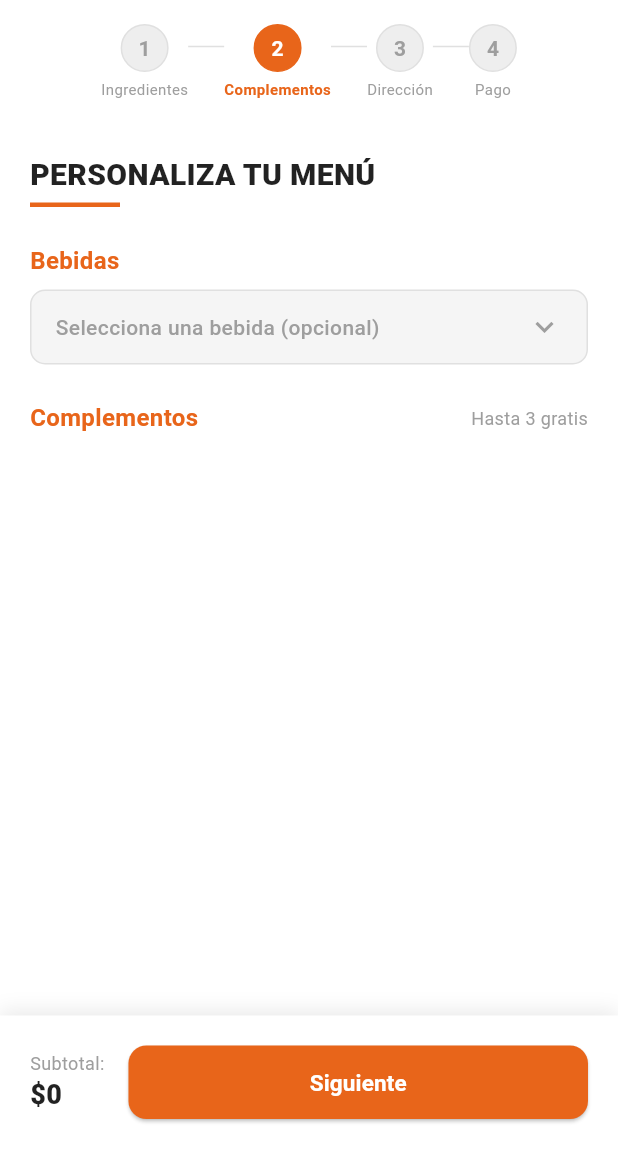
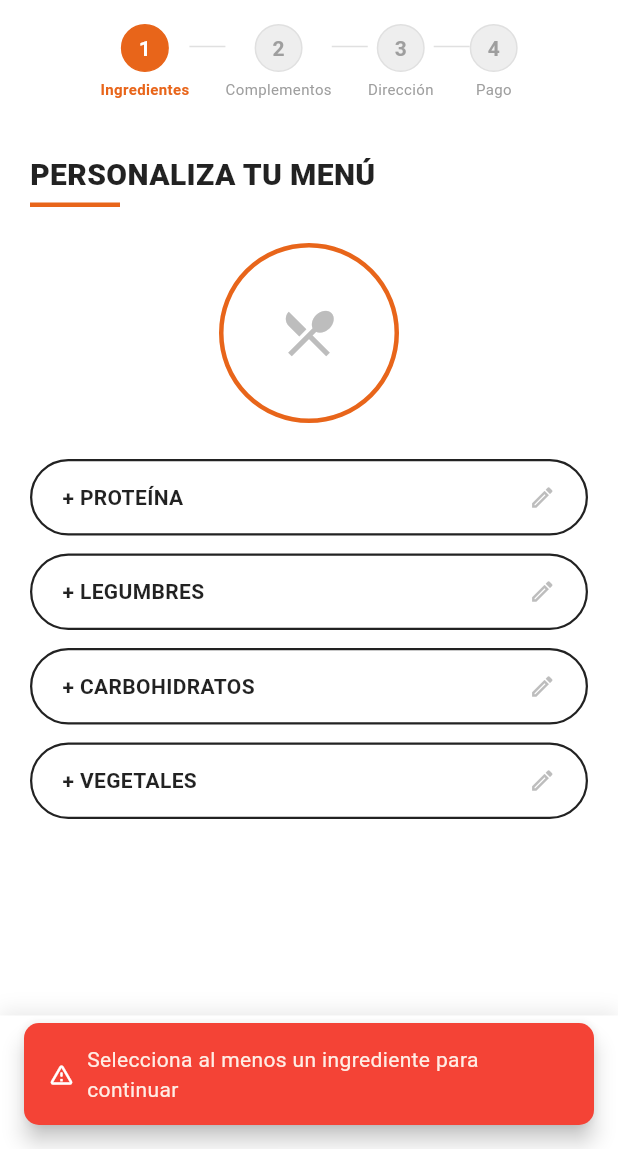
Before and after one commit to JL0777/proyecto_movil_backend_flutter, a Flutter app: the Paso1IngredientesScreen screen opened directly with empty values, after a tap on "Siguiente", on a phone screen of 412 x 824 dp, the part 87-1236 px from its top. Run offline on Flutter 3.47's test engine with Material 3 defaults, Android fonts, the light colour scheme and no system bars; our stand-ins replace image_picker, shared_preferences; accounts and stored records are empty; network calls fail.

Commit message:
Crasheos corregidos

```diff
--- a/frontend_flutter/lib/core/config/app_config.dart
+++ b/frontend_flutter/lib/core/config/app_config.dart
@@ -1,3 +1,3 @@
 class AppConfig {
-  static const String baseUrl = 'http://10.0.2.2:3000/api';
+  static const String baseUrl = 'http://192.168.0.11:3000/api';
 }
--- a/frontend_flutter/lib/screens/cliente/home/personalizar/paso1_ingredientes_screen.dart
+++ b/frontend_flutter/lib/screens/cliente/home/personalizar/paso1_ingredientes_screen.dart
@@ -129,13 +129,11 @@ class _Paso1IngredientesScreenState extends State<Paso1IngredientesScreen> {
           const SizedBox(height: 16),
           Text(
             _labels[tipo] ?? tipo,
-            style: const TextStyle(
-              fontSize: 16,
-              fontWeight: FontWeight.w700,
-            ),
+            style: const TextStyle(fontSize: 16, fontWeight: FontWeight.w700),
           ),
           const SizedBox(height: 8),
-          ...opciones.map((op) => ListTile(
+          ...opciones.map(
+            (op) => ListTile(
               title: Text(op['nombre']),
               subtitle: Text(
                 op['cantidad'] != null
@@ -153,7 +151,8 @@ class _Paso1IngredientesScreenState extends State<Paso1IngredientesScreen> {
                 nav.pop();
                 _mostrarEditorCantidad(tipo, op);
               },
-              )),
+            ),
+          ),
           const SizedBox(height: 16),
         ],
       ),
@@ -165,8 +164,7 @@ class _Paso1IngredientesScreenState extends State<Paso1IngredientesScreen> {
         ? double.parse(op['cantidad'].toString())
         : 0.0;
     final precioBase = double.parse(op['precio'].toString());
-    final precioPorGramo =
-        cantidadBase > 0 ? precioBase / cantidadBase : 0.0;
+    final precioPorGramo = cantidadBase > 0 ? precioBase / cantidadBase : 0.0;
 
     double gramos = cantidadBase;
 
@@ -179,20 +177,14 @@ class _Paso1IngredientesScreenState extends State<Paso1IngredientesScreen> {
           ),
           title: Text(
             op['nombre'],
-            style: const TextStyle(
-              fontSize: 16,
-              fontWeight: FontWeight.w700,
-            ),
+            style: const TextStyle(fontSize: 16, fontWeight: FontWeight.w700),
           ),
           content: Column(
             mainAxisSize: MainAxisSize.min,
             children: [
               Text(
                 'Cantidad base sugerida: ${cantidadBase.toStringAsFixed(0)}g/ml',
-                style: TextStyle(
-                  fontSize: 13,
-                  color: Colors.grey.shade500,
-                ),
+                style: TextStyle(fontSize: 13, color: Colors.grey.shade500),
               ),
               const SizedBox(height: 20),
 
@@ -235,10 +227,7 @@ class _Paso1IngredientesScreenState extends State<Paso1IngredientesScreen> {
                         ),
                         const Text(
                           'g/ml',
-                          style: TextStyle(
-                            fontSize: 12,
-                            color: Colors.grey,
-                          ),
+                          style: TextStyle(fontSize: 12, color: Colors.grey),
                         ),
                       ],
                     ),
@@ -280,10 +269,7 @@ class _Paso1IngredientesScreenState extends State<Paso1IngredientesScreen> {
                   children: [
                     const Text(
                       'Precio:',
-                      style: TextStyle(
-                        fontSize: 14,
-                        color: Colors.black87,
-                      ),
+                      style: TextStyle(fontSize: 14, color: Colors.black87),
                     ),
                     Text(
                       '\$${(precioPorGramo * gramos).toStringAsFixed(0)}',
@@ -310,8 +296,8 @@ class _Paso1IngredientesScreenState extends State<Paso1IngredientesScreen> {
               onPressed: () {
                 final opConCantidad = Map<String, dynamic>.from(op);
                 opConCantidad['cantidad'] = gramos;
-                opConCantidad['precio'] =
-                    (precioPorGramo * gramos).toStringAsFixed(0);
+                opConCantidad['precio'] = (precioPorGramo * gramos)
+                    .toStringAsFixed(0);
                 setState(() => _seleccionados[tipo] = opConCantidad);
                 Navigator.pop(editorDialogCtx);
               },
@@ -340,9 +326,7 @@ class _Paso1IngredientesScreenState extends State<Paso1IngredientesScreen> {
           Expanded(
             child: _loading
                 ? const Center(
-                    child: CircularProgressIndicator(
-                      color: Color(0xFFE8651A),
-                    ),
+                    child: CircularProgressIndicator(color: Color(0xFFE8651A)),
                   )
                 : SingleChildScrollView(
                     padding: const EdgeInsets.all(20),
@@ -377,8 +361,8 @@ class _Paso1IngredientesScreenState extends State<Paso1IngredientesScreen> {
                               ),
                             ),
                             child: Center(
-                              child: _seleccionados.values
-                                      .every((v) => v == null)
+                              child:
+                                  _seleccionados.values.every((v) => v == null)
                                   ? Icon(
                                       Icons.restaurant_menu_outlined,
                                       color: Colors.grey.shade400,
@@ -391,19 +375,18 @@ class _Paso1IngredientesScreenState extends State<Paso1IngredientesScreen> {
                                             MainAxisAlignment.center,
                                         children: _seleccionados.entries
                                             .where((e) => e.value != null)
-                                            .map((e) => Text(
+                                            .map(
+                                              (e) => Text(
                                                 e.value!['nombre'],
                                                 style: const TextStyle(
                                                   fontSize: 9,
-                                                    fontWeight:
-                                                        FontWeight.w600,
+                                                  fontWeight: FontWeight.w600,
                                                 ),
-                                                  textAlign:
-                                                      TextAlign.center,
+                                                textAlign: TextAlign.center,
                                                 maxLines: 1,
-                                                  overflow:
-                                                      TextOverflow.ellipsis,
-                                                ))
+                                                overflow: TextOverflow.ellipsis,
+                                              ),
+                                            )
                                             .toList(),
                                       ),
                                     ),
@@ -416,8 +399,8 @@ class _Paso1IngredientesScreenState extends State<Paso1IngredientesScreen> {
                         ..._labels.entries.map((entry) {
                           final tipo = entry.key;
                           final seleccionado = _seleccionados[tipo];
-                          final color = _colores[tipo] ??
-                              const Color(0xFFE8651A);
+                          final color =
+                              _colores[tipo] ?? const Color(0xFFE8651A);
 
                           return Padding(
                             padding: const EdgeInsets.only(bottom: 12),
@@ -532,6 +515,39 @@ class _Paso1IngredientesScreenState extends State<Paso1IngredientesScreen> {
                 Expanded(
                   child: ElevatedButton(
                     onPressed: () {
+                      final haySeleccionado = _seleccionados.values.any(
+                        (v) => v != null,
+                      );
+
+                      if (!haySeleccionado) {
+                        ScaffoldMessenger.of(context).showSnackBar(
+                          SnackBar(
+                            content: const Row(
+                              children: [
+                                Icon(
+                                  Icons.warning_amber_rounded,
+                                  color: Colors.white,
+                                  size: 18,
+                                ),
+                                SizedBox(width: 8),
+                                Expanded(
+                                  child: Text(
+                                    'Selecciona al menos un ingrediente para continuar',
+                                  ),
+                                ),
+                              ],
+                            ),
+                            backgroundColor: Colors.red,
+                            behavior: SnackBarBehavior.floating,
+                            shape: RoundedRectangleBorder(
+                              borderRadius: BorderRadius.circular(10),
+                            ),
+                            margin: const EdgeInsets.all(16),
+                          ),
+                        );
+                        return;
+                      }
+
                       Navigator.push(
                         context,
                         MaterialPageRoute(
@@ -575,10 +591,7 @@ class _Paso1IngredientesScreenState extends State<Paso1IngredientesScreen> {
         image: DecorationImage(
           image: AssetImage('assets/images/background.png'),
           fit: BoxFit.cover,
-          colorFilter: ColorFilter.mode(
-            Color(0x66000000),
-            BlendMode.darken,
-          ),
+          colorFilter: ColorFilter.mode(Color(0x66000000), BlendMode.darken),
         ),
       ),
       padding: EdgeInsets.fromLTRB(
@@ -591,11 +604,7 @@ class _Paso1IngredientesScreenState extends State<Paso1IngredientesScreen> {
         children: [
           GestureDetector(
             onTap: () => Navigator.pop(context),
-            child: const Icon(
-              Icons.arrow_back,
-              color: Colors.white,
-              size: 26,
-            ),
+            child: const Icon(Icons.arrow_back, color: Colors.white, size: 26),
           ),
         ],
       ),
@@ -631,9 +640,7 @@ class _Paso1IngredientesScreenState extends State<Paso1IngredientesScreen> {
             shape: BoxShape.circle,
             color: activo ? const Color(0xFFE8651A) : Colors.grey.shade200,
             border: Border.all(
-              color: activo
-                  ? const Color(0xFFE8651A)
-                  : Colors.grey.shade300,
+              color: activo ? const Color(0xFFE8651A) : Colors.grey.shade300,
             ),
           ),
           child: Center(
--- a/frontend_flutter/lib/screens/cliente/home/personalizar/paso3_direccion_screen.dart
+++ b/frontend_flutter/lib/screens/cliente/home/personalizar/paso3_direccion_screen.dart
@@ -111,7 +111,7 @@ class _Paso3DireccionScreenState extends State<Paso3DireccionScreen> {
                     child: DropdownButton<String>(
                       value: tipoVivienda,
                       isExpanded: true,
-                      items: ['Casa', 'Apartamento', 'Oficina', 'Otro']
+                      items: ['Casa', 'Apartamento', 'Oficina/Local comercial', 'Hotel']
                           .map((t) => DropdownMenuItem(
                                 value: t,
                                 child: Text(t),
--- a/frontend_flutter/lib/screens/cliente/home/widgets/cart_modal.dart
+++ b/frontend_flutter/lib/screens/cliente/home/widgets/cart_modal.dart
@@ -102,7 +102,7 @@ class _CartModalState extends State<CartModal> {
                     child: DropdownButton<String>(
                       value: tipoVivienda,
                       isExpanded: true,
-                      items: ['Casa', 'Apartamento', 'Oficina', 'Otro']
+                      items: ['Casa', 'Apartamento', 'Oficina/Local comercial', 'Hotel']
                           .map((t) => DropdownMenuItem(
                                 value: t,
                                 child: Text(t),
```
Also changed, not shown: frontend_flutter/lib/screens/cliente/account/add_edit_address_screen.dart (+26 -13 lines), frontend_flutter/lib/screens/cliente/home/personalizar/paso4_pago_screen.dart (+8 -4 lines), 1 other file. Lines whose indentation alone changed are shown as unchanged.
